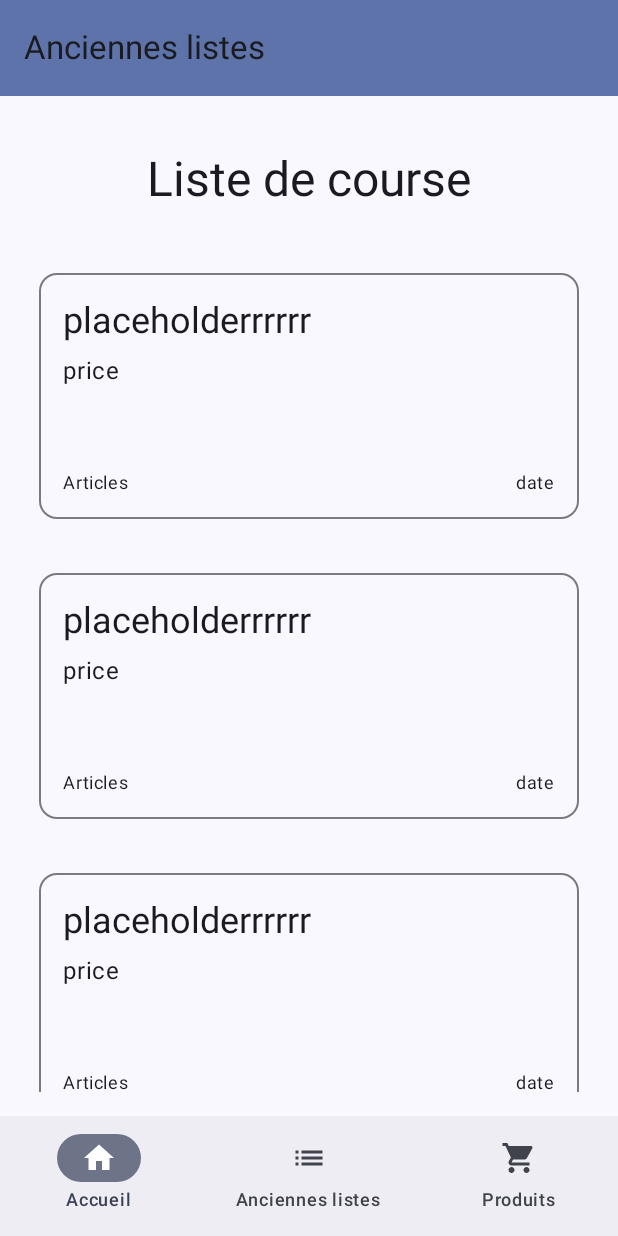
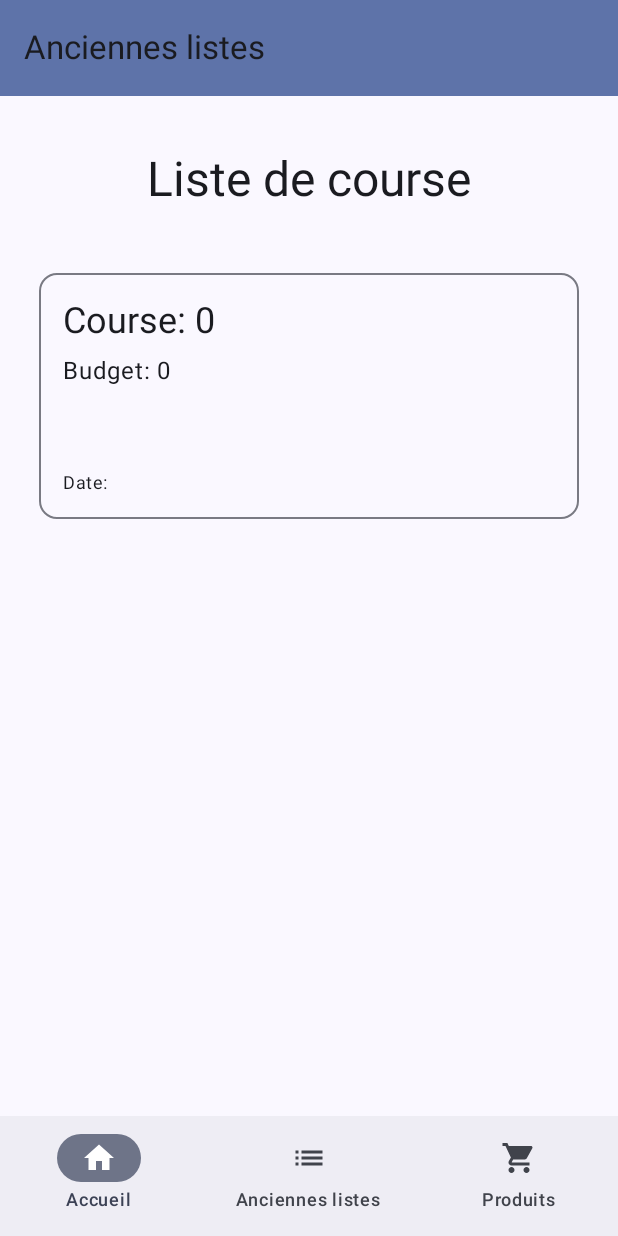
Before and after one commit to IDalb/ChaDal, an Android app built with Jetpack Compose: the screen it shows after launch (MainActivity), item 2 of the bottom bar chosen, on a phone screen of 412 x 824 dp. Run offline under Robolectric (Android 15) with nearby library versions, the phone set to English and light mode, and no system bars.

Commit message:
ajout de stockage en locale (pas propre)

```diff
--- a/app/build.gradle.kts
+++ b/app/build.gradle.kts
@@ -66,6 +66,8 @@ dependencies {
     implementation(libs.androidx.navigation.runtime.ktx)
     implementation(libs.androidx.navigation.compose)
     implementation(libs.play.services.mlkit.barcode.scanning)
+    implementation("androidx.datastore:datastore-preferences:1.0.0")
+
     testImplementation(libs.junit)
     androidTestImplementation(libs.androidx.junit)
     androidTestImplementation(libs.androidx.espresso.core)
--- a/app/src/main/java/ca/uqac/etu/jcid/chadal/ChadalScreen.kt
+++ b/app/src/main/java/ca/uqac/etu/jcid/chadal/ChadalScreen.kt
@@ -4,11 +4,14 @@ import androidx.compose.material3.Scaffold
 import androidx.compose.runtime.Composable
 import androidx.compose.runtime.collectAsState
 import androidx.compose.runtime.getValue
+import androidx.compose.runtime.remember
+import androidx.compose.ui.platform.LocalContext
 import androidx.lifecycle.viewmodel.compose.viewModel
 import androidx.navigation.NavHostController
 import androidx.navigation.compose.NavHost
 import androidx.navigation.compose.composable
 import androidx.navigation.compose.rememberNavController
+import ca.uqac.etu.jcid.chadal.data.DataStoreManager
 import ca.uqac.etu.jcid.chadal.ui.ShoppingListViewModel
 import ca.uqac.etu.jcid.chadal.ui.screens.AddItemScreen
 import ca.uqac.etu.jcid.chadal.ui.screens.BottomNavigationBar
@@ -34,7 +37,8 @@ fun ChadalApp(
     navController: NavHostController = rememberNavController()
 ) {
     val uiState by viewModel.uiState.collectAsState()
-
+    val context = LocalContext.current
+    val dataStoreManager = remember { DataStoreManager(context) }
      Scaffold () { it
         NavHost(
             navController = navController,
@@ -45,11 +49,13 @@ fun ChadalApp(
                     onStartShoppingButtonClicked = {
                         navController.navigate(ChadalScreens.ListComposition.name)
                     },
-                    navController = navController
+                    navController = navController,
+                    dataStoreManager = dataStoreManager // Passe l'instance de DataStoreManager ici
                 )
             }
             composable(route = ChadalScreens.OldList.name) {
-                OldListScreen(navController)
+                OldListScreen(    navController = navController,
+                    dataStoreManager = dataStoreManager)
             }
             composable(route = ChadalScreens.ListComposition.name) {
                 ListCompositionScreen(
--- /dev/null
+++ b/app/src/main/java/ca/uqac/etu/jcid/chadal/data/DataStoreManager.kt
@@ -0,0 +1,34 @@
+package ca.uqac.etu.jcid.chadal.data
+
+import android.content.Context
+import androidx.datastore.preferences.core.Preferences
+import androidx.datastore.preferences.core.edit
+import androidx.datastore.preferences.core.intPreferencesKey
+import androidx.datastore.preferences.core.stringPreferencesKey
+import androidx.datastore.preferences.preferencesDataStore
+import kotlinx.coroutines.flow.Flow
+import kotlinx.coroutines.flow.map
+
+val Context.dataStore by preferencesDataStore(name = "shopping_list")
+
+class DataStoreManager(private val context: Context) {
+
+    companion object {
+        val BUDGET_KEY = intPreferencesKey("budget_key")
+        val DATE_KEY = stringPreferencesKey("date_key")
+    }
+
+    val shoppingListFlow: Flow<ShoppingList> = context.dataStore.data
+        .map { preferences ->
+            val budget = preferences[BUDGET_KEY] ?: 0
+            val date = preferences[DATE_KEY] ?: ""
+            ShoppingList(budget, date)
+        }
+
+    suspend fun saveShoppingList(budget: Int, date: String) {
+        context.dataStore.edit { preferences ->
+            preferences[BUDGET_KEY] = budget
+            preferences[DATE_KEY] = date
+        }
+    }
+}
--- /dev/null
+++ b/app/src/main/java/ca/uqac/etu/jcid/chadal/data/ShoppingList.kt
@@ -0,0 +1,6 @@
+package ca.uqac.etu.jcid.chadal.data
+
+data class ShoppingList(
+    val budget: Int,
+    val date: String
+)
--- a/app/src/main/java/ca/uqac/etu/jcid/chadal/ui/Component/CommonUi.kt
+++ b/app/src/main/java/ca/uqac/etu/jcid/chadal/ui/Component/CommonUi.kt
@@ -15,14 +15,12 @@ import androidx.compose.ui.Modifier
 import androidx.compose.ui.tooling.preview.Preview
 import androidx.compose.ui.unit.dp
 import ca.uqac.etu.jcid.chadal.ChadalApp
+import ca.uqac.etu.jcid.chadal.data.ShoppingList
 import ca.uqac.etu.jcid.chadal.ui.theme.ChaDalTheme
 
-/**
- * Composable that displays formatted [price] that will be formatted and displayed on screen
- */
 @Composable
 fun CardList(
-
+    course: ShoppingList,
     modifier: Modifier = Modifier
 ) {
     OutlinedCard(
@@ -33,23 +31,21 @@ fun CardList(
                 .fillMaxWidth()
                 .padding(16.dp)
         ) {
-
             Text(
-                text = "placeholderrrrrr",
+                text = "Course: ${course.budget}",
                 style = MaterialTheme.typography.headlineSmall,
                 modifier = Modifier.padding(bottom = 8.dp)
             )
 
-
             Text(
-                text = "price",
+                text = "Budget: ${course.budget}",
                 style = MaterialTheme.typography.bodyLarge,
-                modifier = Modifier.padding(bottom = 16.dp).height(60.dp)
-
+                modifier = Modifier
+                    .padding(bottom = 16.dp)
+                    .height(60.dp)
             )
 
             Spacer(modifier = Modifier.weight(1f))
-
 
             Row(
                 modifier = Modifier.fillMaxWidth(),
@@ -57,24 +53,10 @@ fun CardList(
             ) {
 
                 Text(
-                    text = "Articles",
-                    style = MaterialTheme.typography.bodySmall
-                )
-
-                Text(
-                    text = "date",
+                    text = "Date: ${course.date}",
                     style = MaterialTheme.typography.bodySmall
                 )
             }
         }
     }
 }
-
-@Preview
-@Composable
-fun CardListPreview() {
-    ChaDalTheme {
-        CardList( modifier = Modifier)
-    }
-
-    }
--- a/app/src/main/java/ca/uqac/etu/jcid/chadal/ui/screens/HomeScreen.kt
+++ b/app/src/main/java/ca/uqac/etu/jcid/chadal/ui/screens/HomeScreen.kt
@@ -36,23 +36,28 @@ import ca.uqac.etu.jcid.chadal.ChadalScreens
 import ca.uqac.etu.jcid.chadal.R
 import ca.uqac.etu.jcid.chadal.ui.Component.CardList
 import androidx.compose.runtime.*
-import ca.uqac.etu.jcid.chadal.data.Course
-import com.google.firebase.database.DatabaseReference
-import com.google.firebase.database.FirebaseDatabase
+import ca.uqac.etu.jcid.chadal.data.DataStoreManager
+
+import ca.uqac.etu.jcid.chadal.data.ShoppingList
+import kotlinx.coroutines.launch
 import java.text.SimpleDateFormat
 import java.util.Date
 import java.util.Locale
+
 
 @OptIn(ExperimentalMaterial3Api::class)
 @Composable
 fun HomeScreen(
     onStartShoppingButtonClicked: () -> Unit,
     navController: NavController,
+    dataStoreManager: DataStoreManager,
     modifier: Modifier = Modifier
 ) {
-    // Initialise Firebase Database
-    val database: DatabaseReference = FirebaseDatabase.getInstance().getReference("Courses")
+    // Initialise local database
 
+
+    val coroutineScope = rememberCoroutineScope()
+    val date = SimpleDateFormat("dd/MM/yyyy", Locale.getDefault()).format(Date())
     val showText = remember { mutableStateOf(false) }
     val budgetText = remember { mutableStateOf("") }
 
@@ -108,9 +113,12 @@ fun HomeScreen(
 
                     Button(
                         onClick = {
+                            val budget = budgetText.value.toIntOrNull() ?: 0
+                            coroutineScope.launch {
+                                dataStoreManager.saveShoppingList(budget, date)
+                                showText.value = true
+                            }
                             onStartShoppingButtonClicked()
-                            writeNewShoppingList(database, budgetText.value)
-                            showText.value = true
                         },
                         modifier = Modifier.fillMaxWidth()
                     ) {
@@ -136,7 +144,7 @@ fun HomeScreen(
                     .weight(1f)
             ) {
                 items(3) {
-                    CardList(
+                    CardList(course = ShoppingList(30,"lundi"),
                         modifier = Modifier
                             .padding(20.dp)
                     )
@@ -153,20 +161,7 @@ fun HomeScreen(
     }
 }
 
-fun writeNewShoppingList(database: DatabaseReference, budget: String) {
-    val newCourseId = database.push().key ?: return
-    val currentDate = SimpleDateFormat("dd/MM/yyyy", Locale.getDefault()).format(Date())
-    val newCourse = Course(
-        budget = budget,
-        date = currentDate,
-        articleCount = 0
-    )
-    database.child(newCourseId).setValue(newCourse).addOnCompleteListener { task ->
-        if (task.isSuccessful) {
-            // Afficher un message ou mettre à jour l'interface utilisateur si besoin
-        }
-    }
-}
+
 
 @Composable
 fun BottomNavigationBar(navController: NavController) {
@@ -202,7 +197,7 @@ fun BottomNavigationBar(navController: NavController) {
 
 
 
-
+/*
 @Preview
 @Composable
 fun HomeScreenPreview() {
@@ -213,3 +208,4 @@ fun HomeScreenPreview() {
         )
     }
 }
+*/
--- a/app/src/main/java/ca/uqac/etu/jcid/chadal/ui/screens/OldListScreen.kt
+++ b/app/src/main/java/ca/uqac/etu/jcid/chadal/ui/screens/OldListScreen.kt
@@ -14,6 +14,8 @@ import androidx.compose.material3.Text
 import androidx.compose.material3.TopAppBar
 import androidx.compose.material3.TopAppBarDefaults
 import androidx.compose.runtime.Composable
+import androidx.compose.runtime.collectAsState
+import androidx.compose.runtime.getValue
 import androidx.compose.ui.Alignment
 import androidx.compose.ui.Modifier
 import androidx.compose.ui.res.stringResource
@@ -21,7 +23,8 @@ import androidx.compose.ui.tooling.preview.Preview
 import androidx.compose.ui.unit.dp
 import androidx.navigation.NavController
 import androidx.navigation.compose.rememberNavController
-import ca.uqac.etu.jcid.chadal.R
+import ca.uqac.etu.jcid.chadal.data.DataStoreManager
+import ca.uqac.etu.jcid.chadal.data.ShoppingList
 import ca.uqac.etu.jcid.chadal.ui.Component.CardList
 import ca.uqac.etu.jcid.chadal.ui.theme.ChaDalTheme
 
@@ -29,8 +32,14 @@ import ca.uqac.etu.jcid.chadal.ui.theme.ChaDalTheme
 @Composable
 fun OldListScreen(
     navController: NavController,
+    dataStoreManager: DataStoreManager,
     modifier: Modifier = Modifier
 ) {
+    // Observe the latest saved shopping list from DataStore
+    val lastShoppingList by dataStoreManager.shoppingListFlow.collectAsState(
+        initial = ShoppingList(0, "Date non disponible")
+    )
+
     Scaffold(
         topBar = {
             TopAppBar(
@@ -60,8 +69,10 @@ fun OldListScreen(
             LazyColumn(
                 modifier = Modifier.fillMaxWidth()
             ) {
-                items(3) {
+                item {
+                    // Display the latest shopping list in the CardList
                     CardList(
+                        course = lastShoppingList,
                         modifier = Modifier.padding(10.dp)
                     )
                 }
@@ -70,6 +81,7 @@ fun OldListScreen(
     }
 }
 
+/*
 @Preview
 @Composable
 fun OldListScreenPreview() {
@@ -77,3 +89,4 @@ fun OldListScreenPreview() {
         OldListScreen( navController = rememberNavController()) // NavController est nul pour l'aperçu
     }
 }
+*/
```
